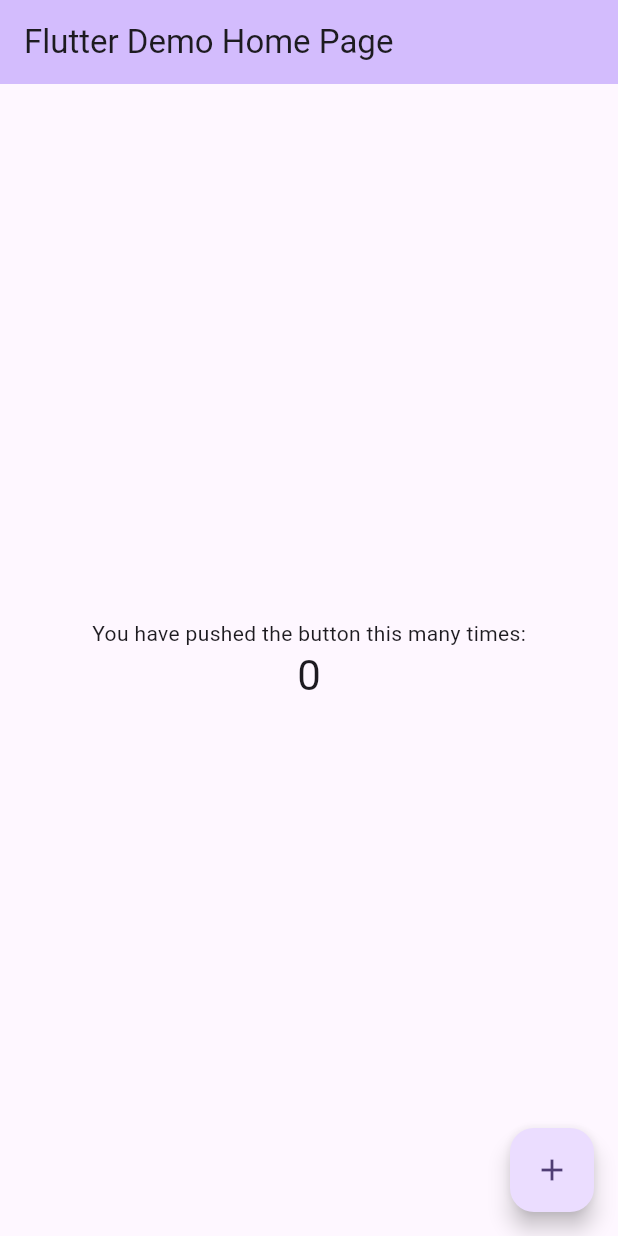
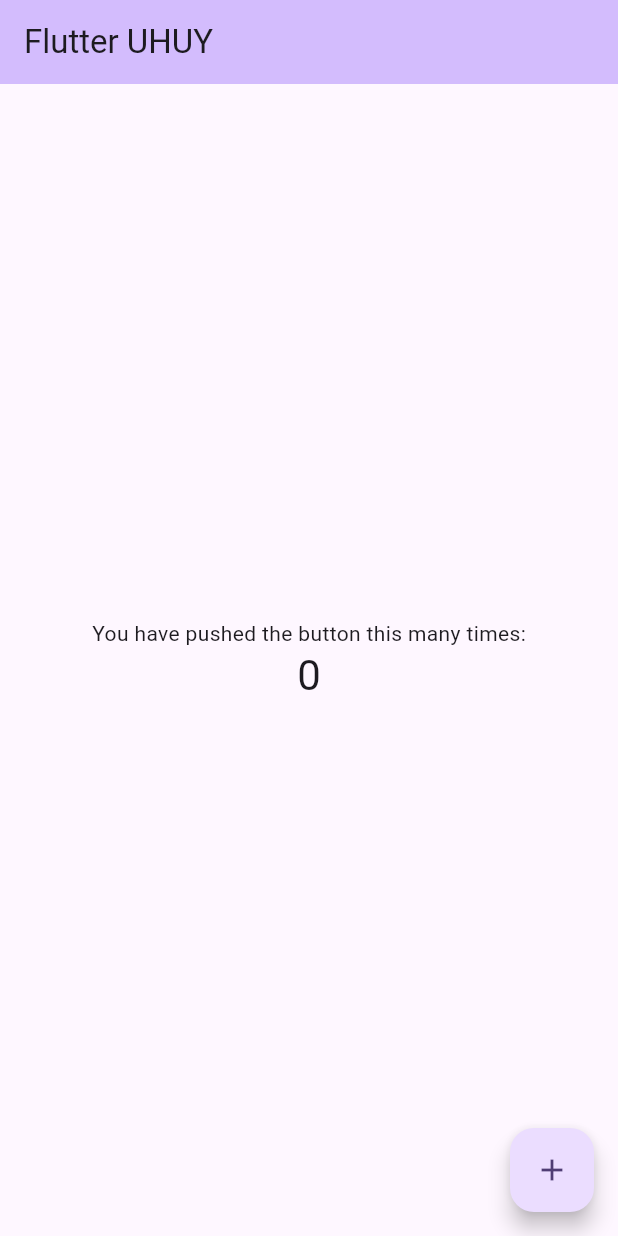
Before and after one commit to rafif-al/flutter_profile_card, a Flutter app: the screen it shows after launch, on a phone screen of 412 x 824 dp. Run offline on Flutter 3.47's test engine with Material 3 defaults, Android fonts, the phone set to English and light mode, and no system bars.

Commit message:
belajar flutter

```diff
--- a/lib/main.dart
+++ b/lib/main.dart
@@ -30,7 +30,8 @@ class MyApp extends StatelessWidget {
         // tested with just a hot reload.
         colorScheme: ColorScheme.fromSeed(seedColor: Colors.deepPurple),
       ),
-      home: const MyHomePage(title: 'Flutter Demo Home Page'),
+      home: const MyHomePage(title: 'Flutter UHUY'),
+      debugShowCheckedModeBanner: false,
     );
   }
 }
--- a/pubspec.yaml
+++ b/pubspec.yaml
@@ -58,7 +58,7 @@ flutter:
   uses-material-design: true
 
   # To add assets to your application, add an assets section, like this:
-  # assets:
+  # asset:
   #   - images/a_dot_burr.jpeg
   #   - images/a_dot_ham.jpeg
 
```
Also changed, not shown: lib/doc-about.dart (added, +39 -0 lines).
